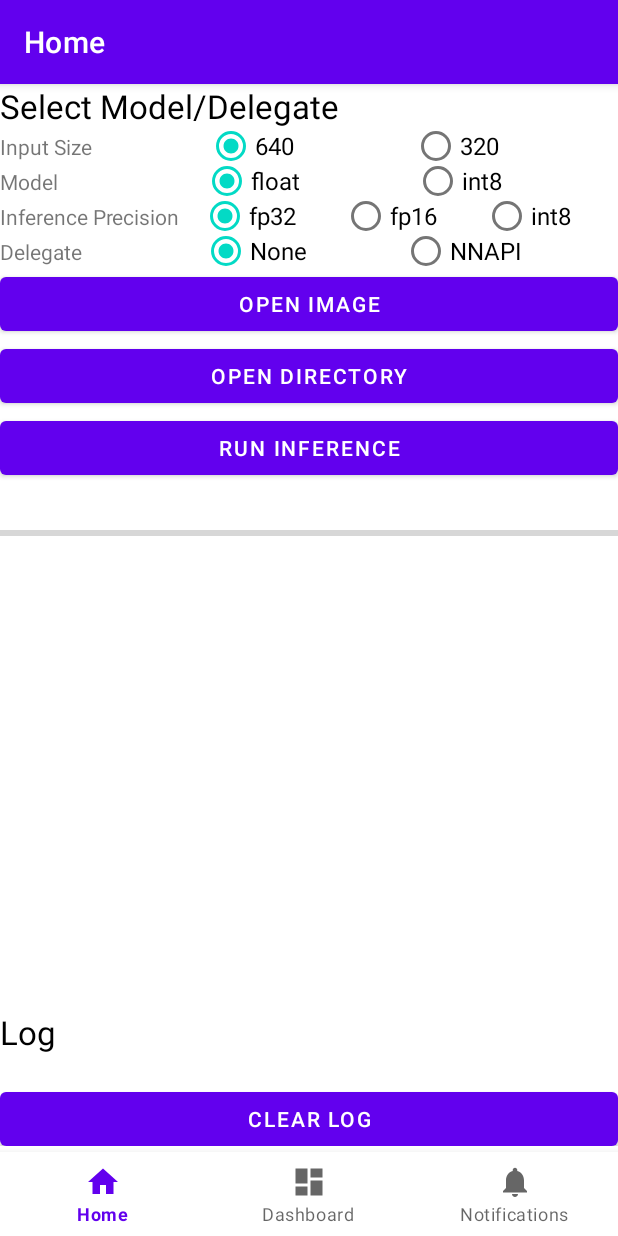
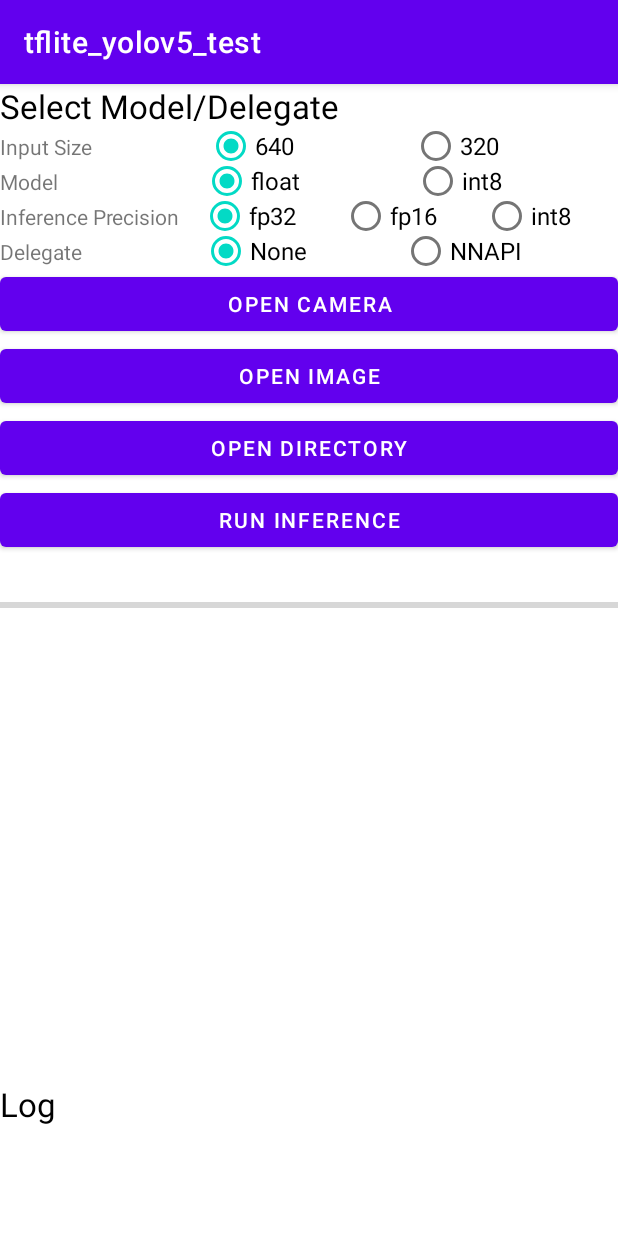
Before and after one commit to lp6m/yolov5s_android, an Android app: the screen it shows after launch (MainActivity), on a phone screen of 412 x 824 dp. Run offline under Robolectric (Android 15) with nearby library versions, the phone set to English and light mode, and no system bars; our stand-ins replace navigation-ui.

Commit message:
BottomNavigation is now obsolete

```diff
--- a/app/tflite_yolov5_test/app/src/main/java/com/example/tflite_yolov5_test/MainActivity.java
+++ b/app/tflite_yolov5_test/app/src/main/java/com/example/tflite_yolov5_test/MainActivity.java
@@ -12,8 +12,6 @@
 import androidx.navigation.Navigation;
 import androidx.navigation.ui.AppBarConfiguration;
 import androidx.navigation.ui.NavigationUI;
-
-import com.example.tflite_yolov5_test.databinding.ActivityMain2Binding;
 
 import android.Manifest;
 import android.app.AlertDialog;
@@ -89,24 +87,11 @@
         return true;
     }
 
-    private ActivityMain2Binding binding;
-
     @Override
     protected void onCreate(Bundle savedInstanceState) {
         super.onCreate(savedInstanceState);
 
-        binding = ActivityMain2Binding.inflate(getLayoutInflater());
-        setContentView(binding.getRoot());
-
-        BottomNavigationView navView = findViewById(R.id.nav_view);
-        // Passing each menu ID as a set of Ids because each
-        // menu should be considered as top level destinations.
-        AppBarConfiguration appBarConfiguration = new AppBarConfiguration.Builder(
-                R.id.navigation_home, R.id.navigation_dashboard, R.id.navigation_notifications)
-                .build();
-        NavController navController = Navigation.findNavController(this, R.id.nav_host_fragment_activity_main2);
-        NavigationUI.setupActionBarWithNavController(this, navController, appBarConfiguration);
-        NavigationUI.setupWithNavController(binding.navView, navController);
+        setContentView(R.layout.activity_main);
     }
     public void OnOpenImageButtonClick(View view){
         checkPermission();
@@ -231,7 +216,7 @@
                                                 pbar.setProgress(Math.min(100, (ii+1) * 100 / process_files.length));
                                                 setResultImage(resBitmap);
                                             }
-                                });
+                                        });
                                 bitmap.recycle();
                             }
                         } catch (Exception e) {
@@ -304,7 +289,7 @@
         ImageView imageview = (ImageView)findViewById(R.id.resultImageView);
         imageview.setImageBitmap(bitmap);
     }
-    public void OnStartCameraButton(View view){
+    public void OnOpenCameraButtonClick(View view){
         Intent intent = new Intent(MainActivity.this, DetectorActivity.class);
         startActivity(intent);
     }
--- a/app/tflite_yolov5_test/app/src/main/java/com/example/tflite_yolov5_test/ui/home/HomeFragment.java
+++ /dev/null
@@ -1,46 +0,0 @@
-package com.example.tflite_yolov5_test.ui.home;
-
-import android.os.Bundle;
-import android.view.LayoutInflater;
-import android.view.View;
-import android.view.ViewGroup;
-import android.widget.TextView;
-
-import androidx.annotation.NonNull;
-import androidx.annotation.Nullable;
-import androidx.fragment.app.Fragment;
-import androidx.lifecycle.Observer;
-import androidx.lifecycle.ViewModelProvider;
-
-import com.example.tflite_yolov5_test.R;
-import com.example.tflite_yolov5_test.databinding.FragmentHomeBinding;
-
-public class HomeFragment extends Fragment {
-
-    private HomeViewModel homeViewModel;
-    private FragmentHomeBinding binding;
-
-    public View onCreateView(@NonNull LayoutInflater inflater,
-                             ViewGroup container, Bundle savedInstanceState) {
-        homeViewModel =
-                new ViewModelProvider(this).get(HomeViewModel.class);
-
-        binding = FragmentHomeBinding.inflate(inflater, container, false);
-        View root = binding.getRoot();
-
-        //final TextView textView = binding.textHome;
-        homeViewModel.getText().observe(getViewLifecycleOwner(), new Observer<String>() {
-            @Override
-            public void onChanged(@Nullable String s) {
-                //textView.setText(s);
-            }
-        });
-        return root;
-    }
-
-    @Override
-    public void onDestroyView() {
-        super.onDestroyView();
-        binding = null;
-    }
-}
--- a/app/tflite_yolov5_test/app/src/main/java/com/example/tflite_yolov5_test/ui/home/HomeViewModel.java
+++ /dev/null
@@ -1,19 +0,0 @@
-package com.example.tflite_yolov5_test.ui.home;
-
-import androidx.lifecycle.LiveData;
-import androidx.lifecycle.MutableLiveData;
-import androidx.lifecycle.ViewModel;
-
-public class HomeViewModel extends ViewModel {
-
-    private MutableLiveData<String> mText;
-
-    public HomeViewModel() {
-        mText = new MutableLiveData<>();
-        mText.setValue("This is home fragment");
-    }
-
-    public LiveData<String> getText() {
-        return mText;
-    }
-}
--- a/app/tflite_yolov5_test/app/src/main/res/layout/fragment_home.xml
+++ b/app/tflite_yolov5_test/app/src/main/res/layout/activity_main.xml
@@ -4,8 +4,7 @@
     xmlns:tools="http://schemas.android.com/tools"
     android:layout_width="match_parent"
     android:layout_height="match_parent"
-    tools:context=".ui.home.HomeFragment">
-
+    tools:context=".MainActivity">
     <ScrollView
         android:layout_width="match_parent"
         android:layout_height="match_parent"
@@ -221,6 +220,13 @@
             </LinearLayout>
 
             <Button
+                android:id="@+id/openCameraButton"
+                android:layout_width="match_parent"
+                android:layout_height="wrap_content"
+                android:onClick="OnOpenCameraButtonClick"
+                android:text="Open Camera" />
+
+            <Button
                 android:id="@+id/openImageButton"
                 android:layout_width="match_parent"
                 android:layout_height="wrap_content"
@@ -286,5 +292,4 @@
 
         </LinearLayout>
     </ScrollView>
-
 </androidx.constraintlayout.widget.ConstraintLayout>
--- a/app/tflite_yolov5_test/app/src/main/res/layout/activity_main2.xml
+++ /dev/null
@@ -1,37 +0,0 @@
-<?xml version="1.0" encoding="utf-8"?>
-<androidx.constraintlayout.widget.ConstraintLayout xmlns:android="http://schemas.android.com/apk/res/android"
-    xmlns:app="http://schemas.android.com/apk/res-auto"
-    android:id="@+id/container"
-    android:layout_width="match_parent"
-    android:layout_height="match_parent"
-    android:paddingTop="0dp">
-<!--    android:paddingTop="?attr/actionBarSize"-->
-
-
-    <com.google.android.material.bottomnavigation.BottomNavigationView
-        android:id="@+id/nav_view"
-        android:layout_width="0dp"
-        android:layout_height="wrap_content"
-        android:layout_marginStart="0dp"
-        android:layout_marginEnd="0dp"
-        android:background="?android:attr/windowBackground"
-        app:layout_constraintBottom_toBottomOf="parent"
-        app:layout_constraintLeft_toLeftOf="parent"
-        app:layout_constraintRight_toRightOf="parent"
-        app:menu="@menu/bottom_nav_menu" />
-
-    <fragment
-        android:id="@+id/nav_host_fragment_activity_main2"
-        android:name="androidx.navigation.fragment.NavHostFragment"
-        android:layout_width="match_parent"
-        android:layout_height="wrap_content"
-        app:defaultNavHost="true"
-        app:layout_constraintBottom_toTopOf="@id/nav_view"
-        app:layout_constraintHorizontal_bias="0.0"
-        app:layout_constraintLeft_toLeftOf="parent"
-        app:layout_constraintRight_toRightOf="parent"
-        app:layout_constraintTop_toTopOf="parent"
-        app:layout_constraintVertical_bias="0.0"
-        app:navGraph="@navigation/mobile_navigation" />
-
-</androidx.constraintlayout.widget.ConstraintLayout>
```
Also changed, not shown: app/tflite_yolov5_test/app/src/main/AndroidManifest.xml (+4 -5 lines), app/tflite_yolov5_test/app/src/main/java/com/example/tflite_yolov5_test/ui/dashboard/DashboardFragment.java (deleted, +0 -39 lines), app/tflite_yolov5_test/app/src/main/java/com/example/tflite_yolov5_test/ui/dashboard/DashboardViewModel.java (deleted, +0 -19 lines), app/tflite_yolov5_test/app/src/main/java/com/example/tflite_yolov5_test/ui/notifications/NotificationsFragment.java (deleted, +0 -46 lines), app/tflite_yolov5_test/app/src/main/java/com/example/tflite_yolov5_test/ui/notifications/NotificationsViewModel.java (deleted, +0 -19 lines), app/tflite_yolov5_test/app/src/main/res/layout/fragment_dashboard.xml (deleted, +0 -17 lines), app/tflite_yolov5_test/app/src/main/res/layout/fragment_notifications.xml (deleted, +0 -22 lines).
